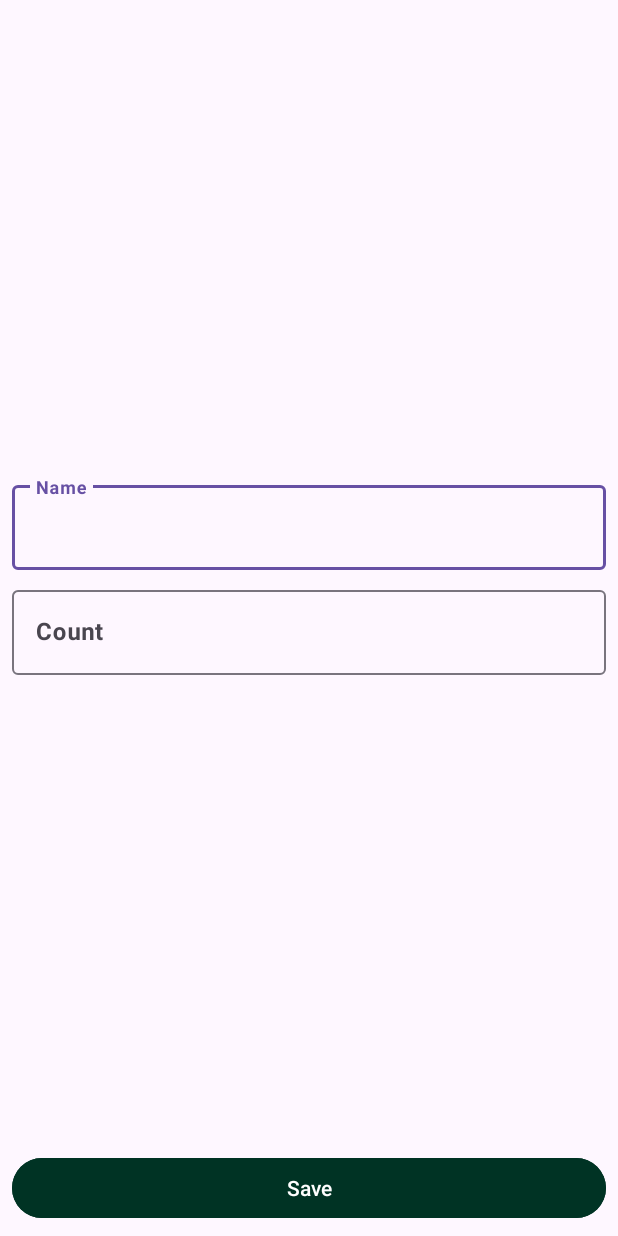
After one commit to AlexandrProdan/ShoppingListCleanArch, an Android app: the ShopItemFragment screen opened directly, with no data from a screen before it, on a phone screen of 412 x 824 dp. The commit adds this screen. Run offline under Robolectric (Android 15) with nearby library versions, the phone set to English and light mode, and no system bars.

Commit message:
Added: ShopItemFragment Layout implemented. L 51

```diff
--- /dev/null
+++ b/app/src/main/java/com/example/shappinglistcleanarch1/presentation/ShopItemFragment.kt
@@ -0,0 +1,20 @@
+package com.example.shappinglistcleanarch1.presentation
+
+import android.os.Bundle
+import android.view.LayoutInflater
+import android.view.View
+import android.view.ViewGroup
+import androidx.fragment.app.Fragment
+import com.example.shappinglistcleanarch1.R
+
+class ShopItemFragment: Fragment() {
+
+    override fun onCreateView(
+        inflater: LayoutInflater,
+        container: ViewGroup?,
+        savedInstanceState: Bundle?
+    ): View? {
+        return inflater.inflate(R.layout.fragment_shop_item, container, false)
+    }
+
+}
--- a/app/src/main/res/layout/activity_shop_item.xml
+++ b/app/src/main/res/layout/activity_shop_item.xml
@@ -1,68 +1,12 @@
 <?xml version="1.0" encoding="utf-8"?>
-<androidx.constraintlayout.widget.ConstraintLayout xmlns:android="http://schemas.android.com/apk/res/android"
+<androidx.fragment.app.FragmentContainerView xmlns:android="http://schemas.android.com/apk/res/android"
     xmlns:app="http://schemas.android.com/apk/res-auto"
     xmlns:tools="http://schemas.android.com/tools"
+    android:id="@+id/shop_item_container"
+    android:name="com.example.shappinglistcleanarch1.presentation.ShopItemFragment"
     android:layout_width="match_parent"
     android:layout_height="match_parent"
-    tools:context=".presentation.ShopItemActivity">
+    tools:context=".presentation.ShopItemActivity"
+    tools:layout="@layout/fragment_shop_item"
 
-    <com.google.android.material.textfield.TextInputLayout
-        android:id="@+id/til_name"
-        android:layout_width="match_parent"
-        android:layout_height="wrap_content"
-        android:layout_marginTop="4dp"
-        android:layout_marginEnd="8dp"
-        android:layout_marginBottom="4dp"
-        android:layout_marginStart="8dp"
-        app:layout_constraintTop_toTopOf="parent"
-        app:layout_constraintEnd_toEndOf="parent"
-        app:layout_constraintBottom_toTopOf="@+id/til_count"
-        app:layout_constraintStart_toStartOf="parent"
-        app:layout_constraintVertical_chainStyle="packed"
-        >
-        <com.google.android.material.textfield.TextInputEditText
-            android:id="@+id/edit_text_name"
-            android:layout_width="match_parent"
-            android:layout_height="wrap_content"
-            android:hint="@string/name"
-            android:textStyle="bold"
-            android:inputType="textCapSentences" />
-    </com.google.android.material.textfield.TextInputLayout>
-
-    <com.google.android.material.textfield.TextInputLayout
-        android:id="@+id/til_count"
-        android:layout_width="match_parent"
-        android:layout_height="wrap_content"
-        android:layout_marginTop="4dp"
-        android:layout_marginEnd="8dp"
-        android:layout_marginBottom="4dp"
-        android:layout_marginStart="8dp"
-        app:layout_constraintTop_toBottomOf="@+id/til_name"
-        app:layout_constraintEnd_toEndOf="parent"
-        app:layout_constraintBottom_toTopOf="@+id/btn_save"
-        app:layout_constraintStart_toStartOf="parent"
-        >
-        <com.google.android.material.textfield.TextInputEditText
-            android:id="@+id/edit_text_count"
-            android:layout_width="match_parent"
-            android:layout_height="wrap_content"
-            android:hint="@string/count"
-            android:textStyle="bold"
-            android:inputType="number" />
-    </com.google.android.material.textfield.TextInputLayout>
-
-    <Button
-        android:id="@+id/btn_save"
-        android:layout_width="match_parent"
-        android:layout_height="wrap_content"
-        android:text="@string/save"
-        android:textColor="@color/white"
-        android:backgroundTint="#003324"
-        app:layout_constraintEnd_toEndOf="parent"
-        app:layout_constraintBottom_toBottomOf="parent"
-        app:layout_constraintStart_toStartOf="parent"
-        android:layout_margin="8dp"/>
-
-
-
-</androidx.constraintlayout.widget.ConstraintLayout>
+    />
--- /dev/null
+++ b/app/src/main/res/layout/fragment_shop_item.xml
@@ -0,0 +1,68 @@
+<?xml version="1.0" encoding="utf-8"?>
+<androidx.constraintlayout.widget.ConstraintLayout xmlns:android="http://schemas.android.com/apk/res/android"
+    xmlns:app="http://schemas.android.com/apk/res-auto"
+    xmlns:tools="http://schemas.android.com/tools"
+    android:layout_width="match_parent"
+    android:layout_height="match_parent"
+    tools:context=".presentation.ShopItemFragment">
+
+    <com.google.android.material.textfield.TextInputLayout
+        android:id="@+id/til_name"
+        android:layout_width="match_parent"
+        android:layout_height="wrap_content"
+        android:layout_marginTop="4dp"
+        android:layout_marginEnd="8dp"
+        android:layout_marginBottom="4dp"
+        android:layout_marginStart="8dp"
+        app:layout_constraintTop_toTopOf="parent"
+        app:layout_constraintEnd_toEndOf="parent"
+        app:layout_constraintBottom_toTopOf="@+id/til_count"
+        app:layout_constraintStart_toStartOf="parent"
+        app:layout_constraintVertical_chainStyle="packed"
+        >
+        <com.google.android.material.textfield.TextInputEditText
+            android:id="@+id/edit_text_name"
+            android:layout_width="match_parent"
+            android:layout_height="wrap_content"
+            android:hint="@string/name"
+            android:textStyle="bold"
+            android:inputType="textCapSentences" />
+    </com.google.android.material.textfield.TextInputLayout>
+
+    <com.google.android.material.textfield.TextInputLayout
+        android:id="@+id/til_count"
+        android:layout_width="match_parent"
+        android:layout_height="wrap_content"
+        android:layout_marginTop="4dp"
+        android:layout_marginEnd="8dp"
+        android:layout_marginBottom="4dp"
+        android:layout_marginStart="8dp"
+        app:layout_constraintTop_toBottomOf="@+id/til_name"
+        app:layout_constraintEnd_toEndOf="parent"
+        app:layout_constraintBottom_toTopOf="@+id/btn_save"
+        app:layout_constraintStart_toStartOf="parent"
+        >
+        <com.google.android.material.textfield.TextInputEditText
+            android:id="@+id/edit_text_count"
+            android:layout_width="match_parent"
+            android:layout_height="wrap_content"
+            android:hint="@string/count"
+            android:textStyle="bold"
+            android:inputType="number" />
+    </com.google.android.material.textfield.TextInputLayout>
+
+    <Button
+        android:id="@+id/btn_save"
+        android:layout_width="match_parent"
+        android:layout_height="wrap_content"
+        android:text="@string/save"
+        android:textColor="@color/white"
+        android:backgroundTint="#003324"
+        app:layout_constraintEnd_toEndOf="parent"
+        app:layout_constraintBottom_toBottomOf="parent"
+        app:layout_constraintStart_toStartOf="parent"
+        android:layout_margin="8dp"/>
+
+
+
+</androidx.constraintlayout.widget.ConstraintLayout>
```
Also changed, not shown: app/src/main/java/com/example/shappinglistcleanarch1/presentation/ShopItemActivity.kt (+113 -113 lines).
